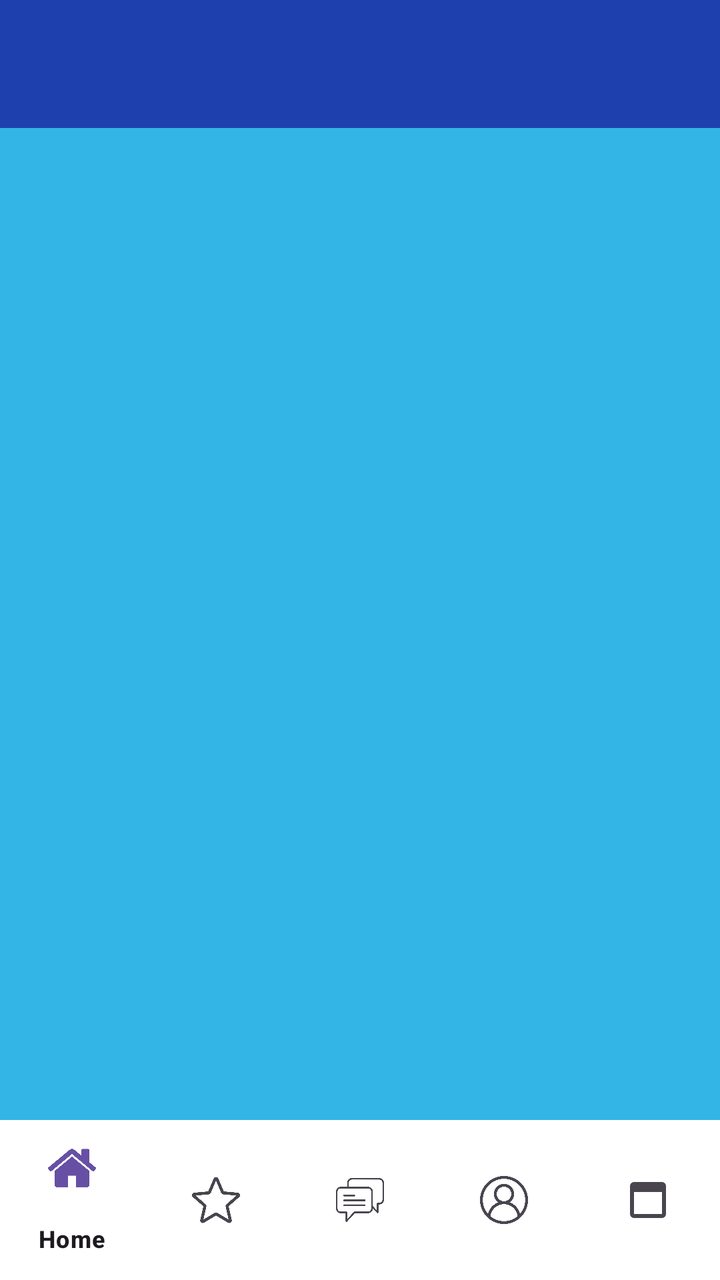
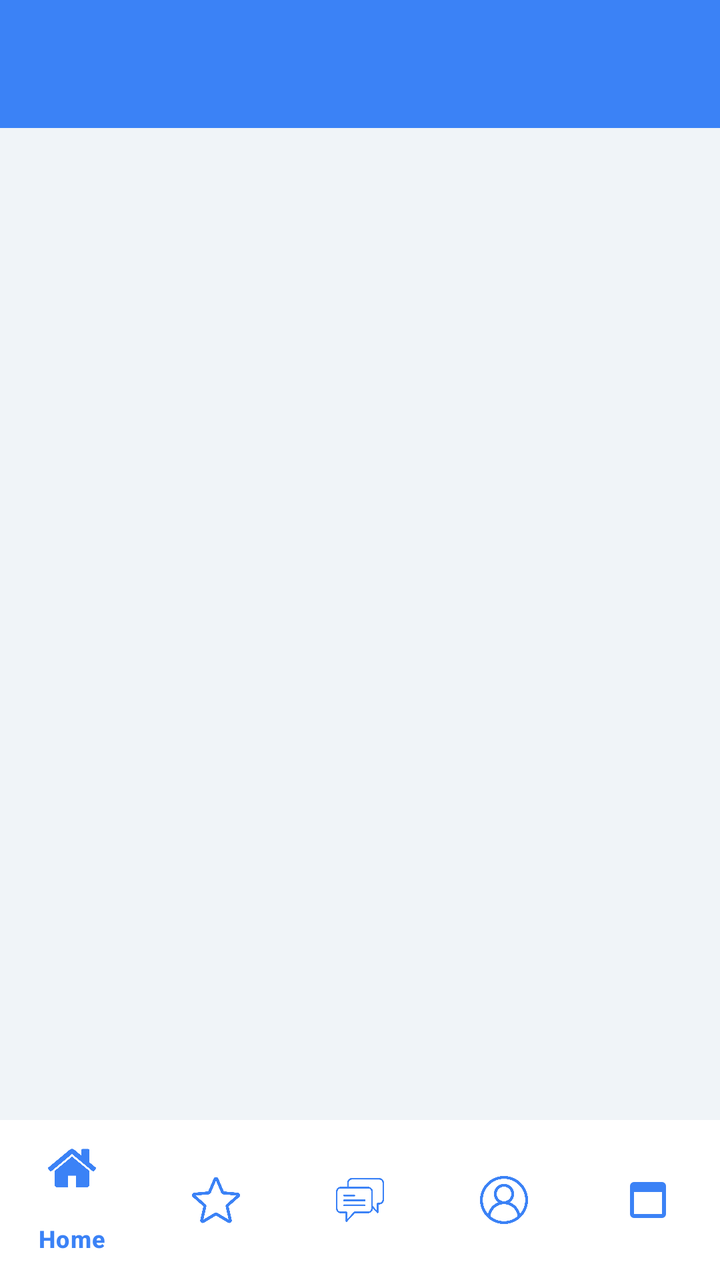

Compare the two renders of this Android layout. The source of the first and the diff that turns it into the second are given below.
<!-- AndroidManifest.xml: application theme Theme.Naylaai -->
<!-- res/layout/activity_base.xml -->
<?xml version="1.0" encoding="utf-8"?>
<androidx.constraintlayout.widget.ConstraintLayout
    xmlns:android="http://schemas.android.com/apk/res/android"
    xmlns:app="http://schemas.android.com/apk/res-auto"
    android:layout_width="match_parent"
    android:layout_height="match_parent"
    android:background="@color/white"> 

    <androidx.appcompat.widget.Toolbar
        android:id="@+id/toolbar"
        android:layout_width="match_parent"
        android:layout_height="?attr/actionBarSize"
        android:background="@color/primary_blue"
        app:layout_constraintTop_toTopOf="parent" />

    <FrameLayout
        android:id="@+id/fragment_container"
        android:layout_width="match_parent"
        android:layout_height="0dp"
        android:background="@android:color/holo_blue_light"
        app:layout_constraintTop_toBottomOf="@id/toolbar"
        app:layout_constraintBottom_toTopOf="@id/bottomNavView" />

    <com.google.android.material.bottomnavigation.BottomNavigationView
        android:id="@+id/bottomNavView"
        android:layout_width="match_parent"
        android:layout_height="wrap_content"
        app:itemIconTint="@null"
        android:background="@color/white"
        app:menu="@menu/bottom_nav_menu"
        app:layout_constraintBottom_toBottomOf="parent" />

</androidx.constraintlayout.widget.ConstraintLayout>
<!-- resources referenced by this layout -->
<resources>
  <color name="primary_blue">#1E40AF</color>
  <color name="white">#FFFFFFFF</color>
  <style name="Theme.Naylaai" parent="Base.Theme.Naylaai" />
  <style name="Base.Theme.Naylaai" parent="Theme.Material3.DayNight.NoActionBar">
          
          
      </style>
</resources>

<!-- the commit's change to res/layout/activity_base.xml (unified diff, before → after) -->
@@ -11,13 +11,15 @@
         android:layout_width="match_parent"
         android:layout_height="?attr/actionBarSize"
         android:background="@color/primary_blue"
-        app:layout_constraintTop_toTopOf="parent" />
+        app:titleTextColor="@color/white"
+        app:layout_constraintTop_toTopOf="parent"
+        android:elevation="0dp" /> 
 
     <FrameLayout
         android:id="@+id/fragment_container"
         android:layout_width="match_parent"
         android:layout_height="0dp"
-        android:background="@android:color/holo_blue_light"
+        android:background="@color/background_light"
         app:layout_constraintTop_toBottomOf="@id/toolbar"
         app:layout_constraintBottom_toTopOf="@id/bottomNavView" />
 
@@ -25,7 +27,8 @@
         android:id="@+id/bottomNavView"
         android:layout_width="match_parent"
         android:layout_height="wrap_content"
-        app:itemIconTint="@null"
+        app:itemIconTint="@color/primary_blue"
+        app:itemTextColor="@color/primary_blue"
         android:background="@color/white"
         app:menu="@menu/bottom_nav_menu"
         app:layout_constraintBottom_toBottomOf="parent" />
<!-- resource entries referenced after the edit -->
@@ -1,6 +1,7 @@
 <!-- resources referenced by this layout -->
 <resources>
-  <color name="primary_blue">#1E40AF</color>
+  <color name="background_light">#F0F4F8</color>
+  <color name="primary_blue">#3B82F6</color>
   <color name="white">#FFFFFFFF</color>
   <style name="Theme.Naylaai" parent="Base.Theme.Naylaai" />
   <style name="Base.Theme.Naylaai" parent="Theme.Material3.DayNight.NoActionBar">
